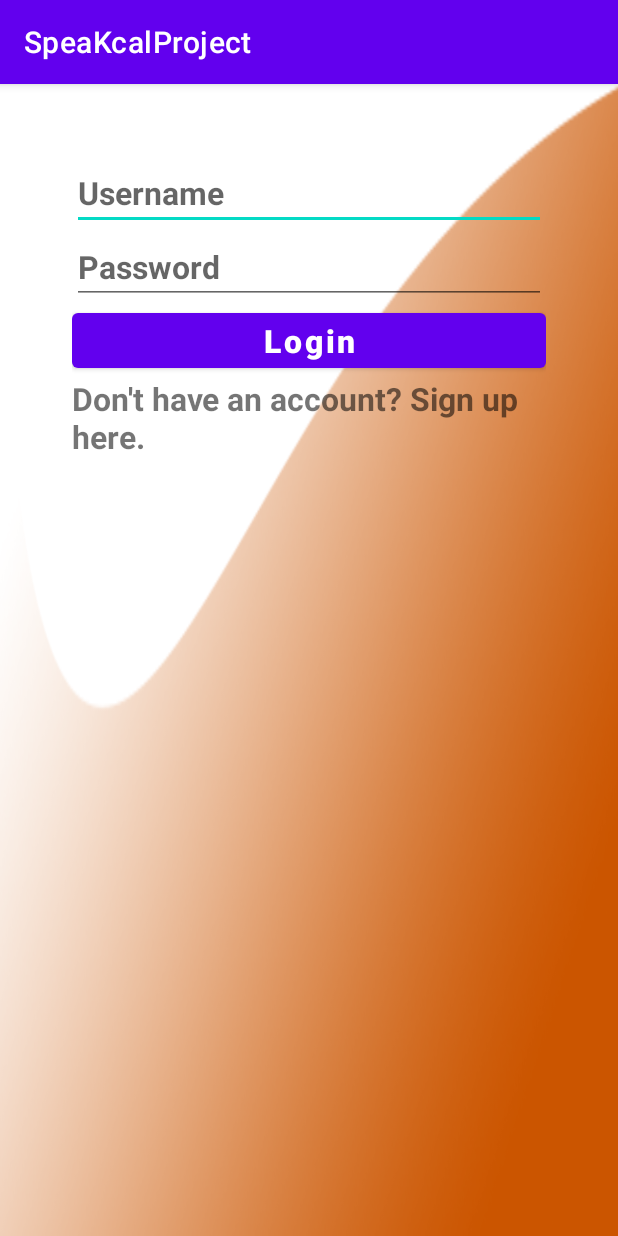
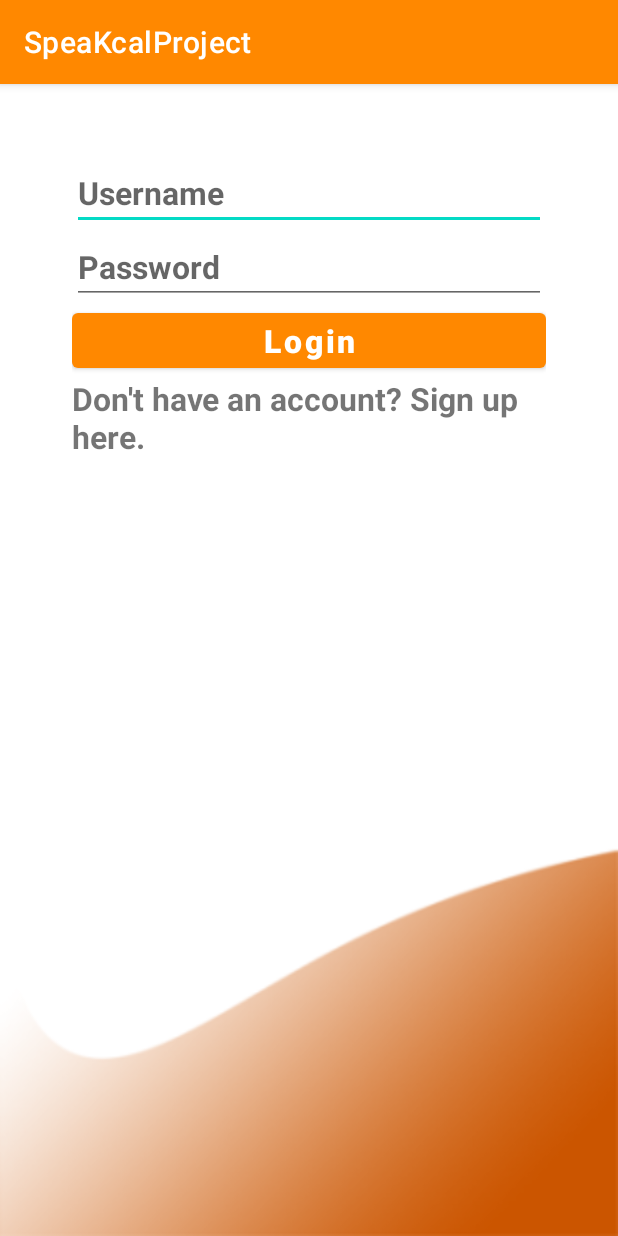
Before and after one commit to bsouthg8/SpeaKcal-Project, an Android app: the screen it shows after launch (Login), on a phone screen of 412 x 824 dp. Run offline under Robolectric (Android 15) with nearby library versions, the phone set to English and light mode, and no system bars; our stand-ins replace Firebase (no records; nobody signed in at launch, a user with empty details on screens opened directly).

Commit message:
commit to test_test

```diff
--- a/app/src/main/res/layout/activity_login.xml
+++ b/app/src/main/res/layout/activity_login.xml
@@ -6,8 +6,8 @@
     android:layout_width="match_parent"
     android:layout_height="match_parent"
     android:orientation="vertical"
+    android:background="@drawable/backgroundimage"
     android:padding="48dp"
-    android:background="@drawable/backgroundimage"
     tools:context=".Login">
 
 
@@ -44,7 +44,7 @@
         android:layout_width="wrap_content"
         android:layout_height="wrap_content"
         android:text="Don't have an account? Sign up here."
-        android:textColorLink="@color/colorAccent"
+        android:textColorLink="@android:color/holo_orange_dark"
         android:layout_gravity="center"
         android:clickable="true"
         android:onClick="openSignupActivity"
--- a/app/src/main/res/layout/activity_signup.xml
+++ b/app/src/main/res/layout/activity_signup.xml
@@ -5,6 +5,7 @@
     xmlns:tools="http://schemas.android.com/tools"
     android:layout_width="match_parent"
     android:layout_height="match_parent"
+    android:background="@drawable/backgroundimage"
     android:orientation="vertical"
     android:padding="48dp"
     tools:context=".Signup">
--- a/app/src/main/res/values/themes.xml
+++ b/app/src/main/res/values/themes.xml
@@ -2,7 +2,7 @@
     <!-- Base application theme. -->
     <style name="Theme.SpeaKcalProject" parent="Theme.MaterialComponents.DayNight.DarkActionBar">
         <!-- Primary brand color. -->
-        <item name="colorPrimary">@color/purple_500</item>
+        <item name="colorPrimary">@android:color/holo_orange_dark</item>
         <item name="colorPrimaryVariant">@color/purple_700</item>
         <item name="colorOnPrimary">@color/white</item>
         <!-- Secondary brand color. -->
```
Also changed, not shown: app/src/main/res/drawable/backgroundimage.png.
